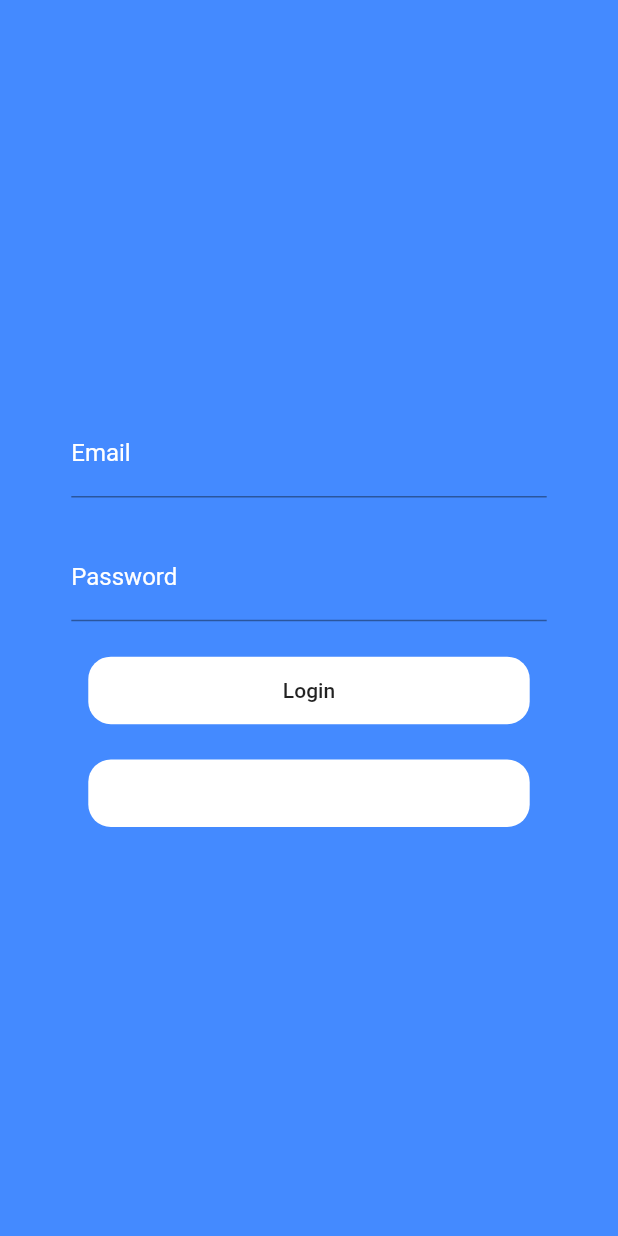
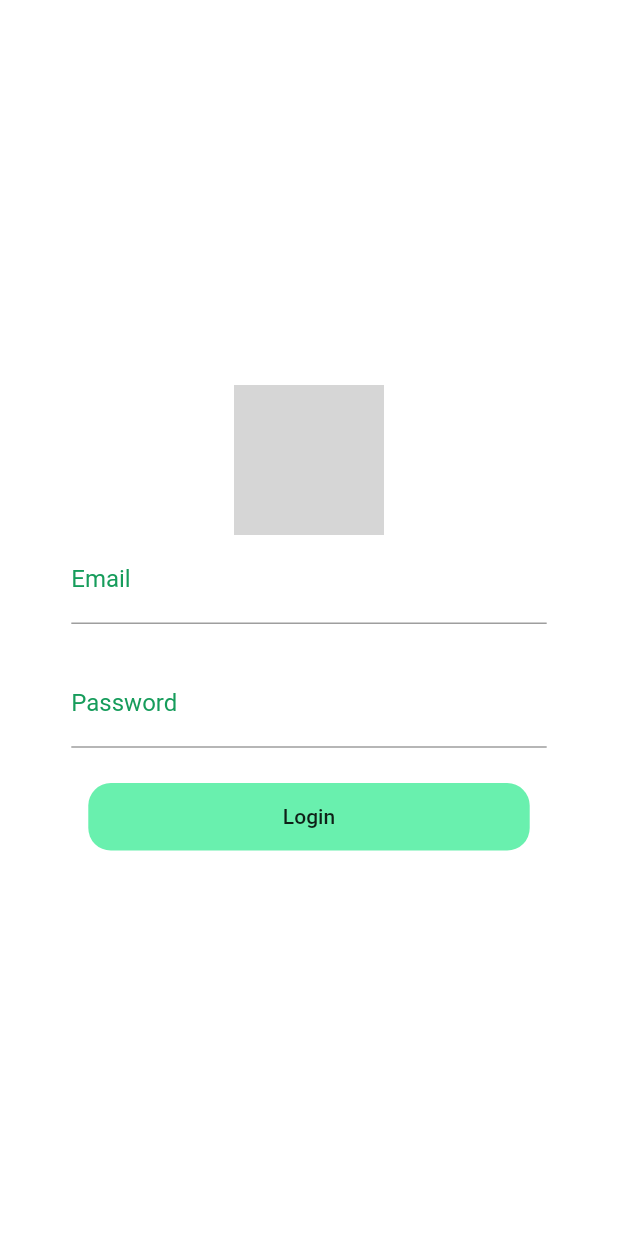
Before and after one commit to alitta01/Nutrix-, a Flutter app: the screen it shows after launch, after a tap on "Login", on a phone screen of 412 x 824 dp. Run offline on Flutter 3.47's test engine with Material 2 defaults, Android fonts, the phone set to English and light mode, and no system bars; our stand-ins replace cloud_firestore, curved_navigation_bar, firebase_auth, firebase_core, flutter_datetime_picker, font_awesome_flutter; missing offline and left inert: cloud_firestore_web, dart:html, firebase_auth_web, firebase_core_web; accounts and stored records are empty; network calls fail; grey boxes are pictures that could not be loaded.

Commit message:
Update auth.dart

```diff
--- a/lib/ui/auth.dart
+++ b/lib/ui/auth.dart
@@ -1,4 +1,5 @@
 import 'package:flutter/material.dart';
+import 'package:miniproject/layoutpage.dart';
 import '../net/flutterfire.dart';
 
 class Auth  extends StatefulWidget {
@@ -15,28 +16,33 @@ class  AuthState extends State<Auth> {
   Widget build(BuildContext context) {
     return Scaffold(
       body:Container(
-
-    width: MediaQuery.of(context).size.width,
+        width: MediaQuery.of(context).size.width,
         height: MediaQuery.of(context).size.height,
         decoration: BoxDecoration(
-          color: Colors.blueAccent,
+          color: Colors.white,
         ),
         child: Column(
           mainAxisAlignment: MainAxisAlignment.center,
           children: [
+            Image(
+              width: 100.0,
+              height:100.0,
+              fit: BoxFit.none,
+              image: new AssetImage('lib\assets\images\N logo.png'))
+              ,
             Container(
               width: MediaQuery.of(context).size.width / 1.3,
               child: TextFormField(
-                style: TextStyle(color: Colors.white),
+                style: TextStyle(color: Color.fromARGB(255, 22, 156, 91)),
                 controller: _idField,
                 decoration: InputDecoration(
                   hintText: "something@email.com",
                   hintStyle: TextStyle(
-                    color: Colors.white,
+                    color: Color.fromARGB(255, 22, 156, 91),
                   ),
                   labelText: "Email",
                   labelStyle: TextStyle(
-                    color: Colors.white,
+                    color: Color.fromARGB(255, 22, 156, 91),
                   ),
                 ),
               ),
@@ -45,55 +51,50 @@ class  AuthState extends State<Auth> {
             Container(
               width: MediaQuery.of(context).size.width / 1.3,
               child: TextFormField(
-                style: TextStyle(color: Colors.white),
+                style: TextStyle(color:Color.fromARGB(255, 22, 156, 91)),
                 controller: _passwordField,
                 obscureText: true,
                 decoration: InputDecoration(
                   hintText: "password",
                   hintStyle: TextStyle(
-                    color: Colors.white,
+                    color: Color.fromARGB(255, 22, 156, 91),
                   ),
                   labelText: "Password",
                   labelStyle: TextStyle(
-                    color: Colors.white,
+                    color: Color.fromARGB(255, 22, 156, 91),
                   ),
                 ),
               ),
             ),
+
             SizedBox(height: MediaQuery.of(context).size.height / 35),
             Container(
+
               width: MediaQuery.of(context).size.width / 1.4,
               height: 45,
               decoration: BoxDecoration(
                 borderRadius: BorderRadius.circular(15.0),
-                color: Colors.white,
+                color: Colors.greenAccent,
               ),
               child: MaterialButton(
                 onPressed: () async {
-                  bool shouldNavigate =
-                      await login(_idField.text, _passwordField.text);
+                  bool shouldNavigate =await login(_idField.text, _passwordField.text);
                   if (shouldNavigate) {
                     Navigator.push(
                       context,
                       MaterialPageRoute(
-                        builder: (context) => HomePage(),
+                        builder: (context) => Layouts(),
                       ),
                     );
                   }
                 },
                 child: Text("Login"),
               ),
-            ),
-            SizedBox(height: MediaQuery.of(context).size.height / 35),
-            Container(
-              width: MediaQuery.of(context).size.width / 1.4,
-              height: 45,
-              decoration: BoxDecoration(
-                borderRadius: BorderRadius.circular(15.0),
-                color: Colors.white,
-              ),
 
             ),
+
+
+
           ],
         ),
       ),
```
